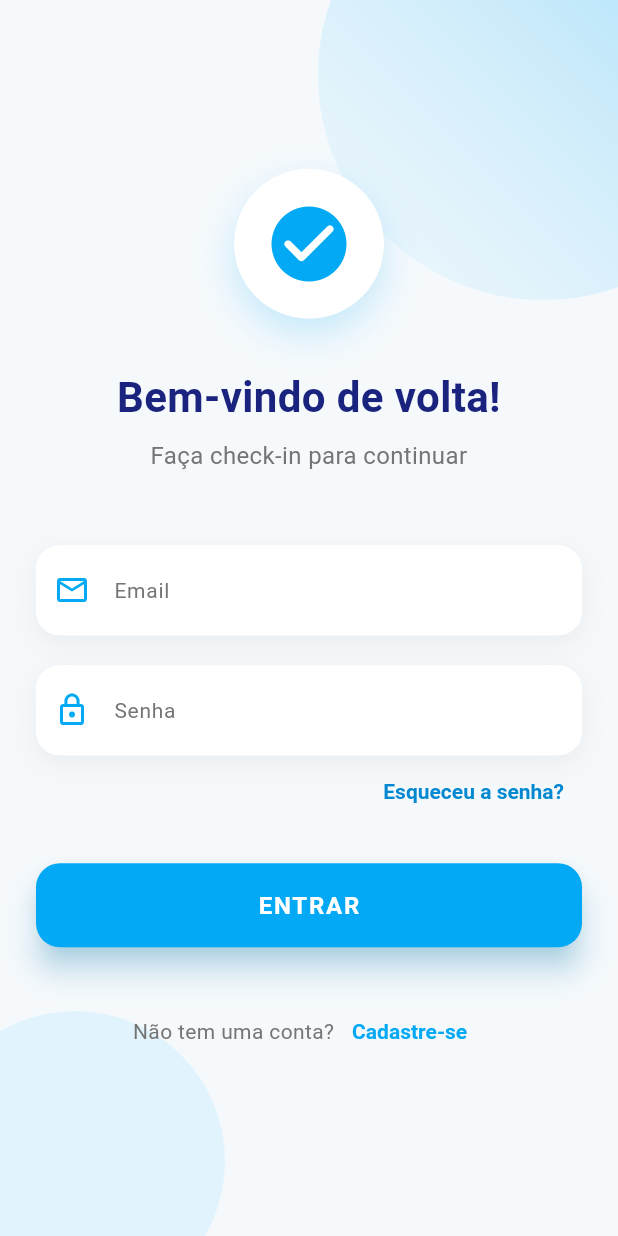
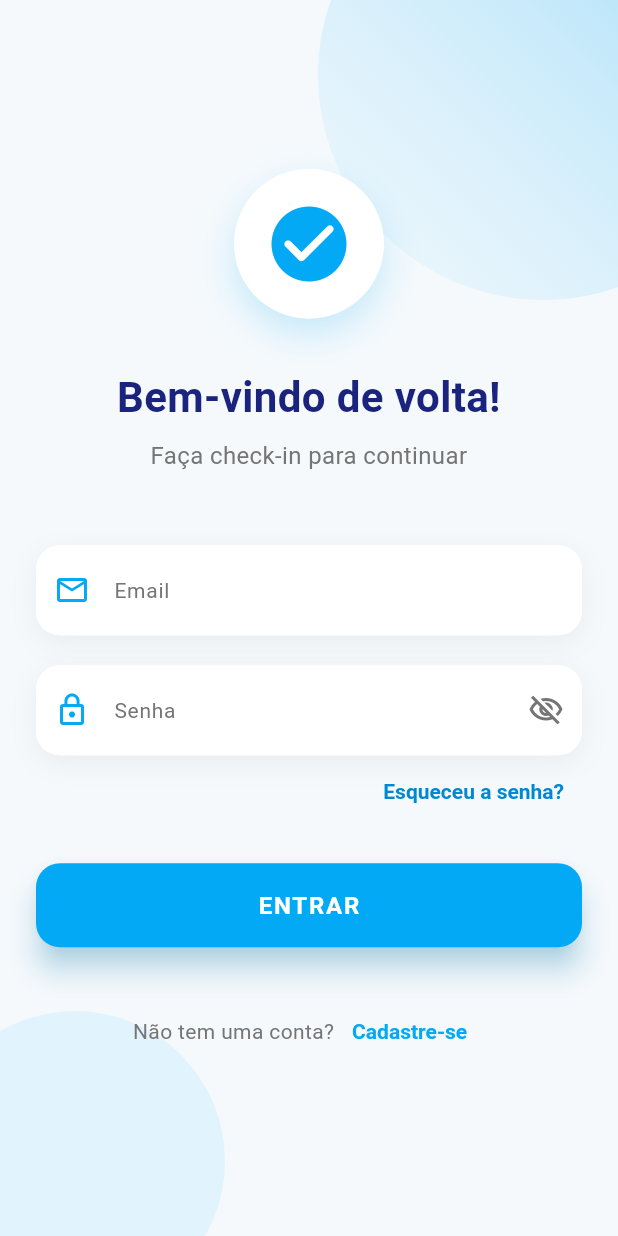
Before and after one commit to marandu-solutions/checkin_maanaim, a Flutter app: the screen it shows after launch, on a phone screen of 412 x 824 dp. Run offline on Flutter 3.47's test engine with Material 3 defaults, Android fonts, the phone set to English and light mode, and no system bars; our stand-ins replace dio, fl_chart, flutter_secure_storage; missing offline and left inert: mobile_scanner; accounts and stored records are empty; network calls fail; Roboto replaces fonts that are missing (Segoe UI).

```diff
--- a/lib/pages/login/components/custom_text_field.dart
+++ b/lib/pages/login/components/custom_text_field.dart
@@ -1,6 +1,6 @@
 import 'package:flutter/material.dart';
 
-class CustomTextField extends StatelessWidget {
+class CustomTextField extends StatefulWidget {
   final String label;
   final IconData icon;
   final bool isPassword;
@@ -19,6 +19,19 @@ class CustomTextField extends StatelessWidget {
   });
 
   @override
+  State<CustomTextField> createState() => _CustomTextFieldState();
+}
+
+class _CustomTextFieldState extends State<CustomTextField> {
+  late bool _obscureText;
+
+  @override
+  void initState() {
+    super.initState();
+    _obscureText = widget.isPassword;
+  }
+
+  @override
   Widget build(BuildContext context) {
     return Container(
       decoration: BoxDecoration(
@@ -33,25 +46,41 @@ class CustomTextField extends StatelessWidget {
         ],
       ),
       child: TextFormField(
-        controller: controller,
-        obscureText: isPassword,
-        keyboardType: keyboardType,
-        validator: validator,
+        controller: widget.controller,
+        obscureText: _obscureText,
+        keyboardType: widget.keyboardType,
+        validator: widget.validator,
         style: const TextStyle(
           fontSize: 16,
           color: Colors.black87,
           fontWeight: FontWeight.w500,
         ),
         decoration: InputDecoration(
-          labelText: label,
+          labelText: widget.label,
           labelStyle: TextStyle(
             color: Colors.grey[600],
             fontSize: 14,
           ),
           prefixIcon: Icon(
-            icon,
+            widget.icon,
             color: Theme.of(context).primaryColor,
           ),
+          suffixIcon: widget.isPassword
+              ? IconButton(
+                  onPressed: () {
+                    setState(() {
+                      _obscureText = !_obscureText;
+                    });
+                  },
+                  icon: Icon(
+                    _obscureText
+                        ? Icons.visibility_off_outlined
+                        : Icons.visibility_outlined,
+                    color: Colors.grey[600],
+                  ),
+                )
+              : null,
+          suffixIconColor: Colors.grey[600],
           border: OutlineInputBorder(
             borderRadius: BorderRadius.circular(16),
             borderSide: BorderSide.none,
```
Also changed, not shown: lib/pages/leitura/leitura_page.dart (+22 -5 lines), 1 other file.
